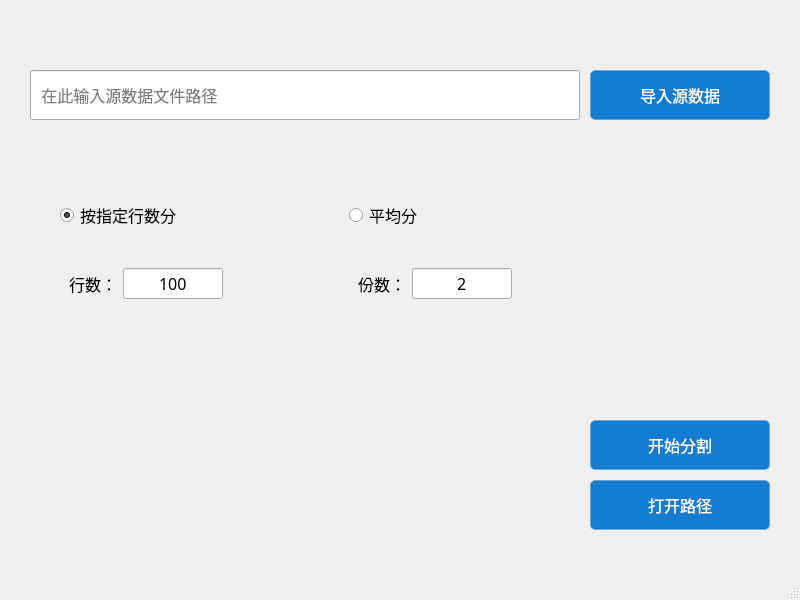
This is src/mainwindow.ui in llwj0303/SplitTXT as Qt 5 draws it before an edit. The edited form follows.
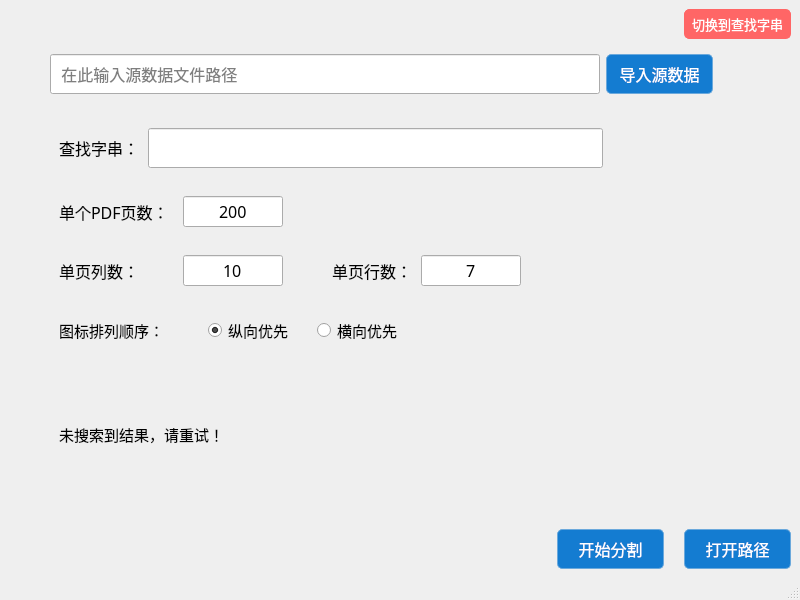
This is the edited form. Icons and pictures are not drawn.

What changed in the file:
```diff
--- a/src/mainwindow.ui
+++ b/src/mainwindow.ui
@@ -38,14 +38,115 @@
 }</string>
   </property>
   <widget class="QWidget" name="centralwidget">
+   <layout class="QVBoxLayout" name="verticalLayout_5">
+    <property name="leftMargin">
+     <number>50</number>
+    </property>
+    <item>
+     <widget class="QWidget" name="widget" native="true">
+      <property name="minimumSize">
+       <size>
+        <width>0</width>
+        <height>32</height>
+       </size>
+      </property>
+      <layout class="QHBoxLayout" name="horizontalLayout_9">
+       <property name="leftMargin">
+        <number>0</number>
+       </property>
+       <property name="topMargin">
+        <number>0</number>
+       </property>
+       <property name="rightMargin">
+        <number>0</number>
+       </property>
+       <property name="bottomMargin">
+        <number>9</number>
+       </property>
+       <item>
+        <spacer name="horizontalSpacer_10">
+         <property name="orientation">
+          <enum>Qt::Horizontal</enum>
+         </property>
+         <property name="sizeHint" stdset="0">
+          <size>
+           <width>617</width>
+           <height>20</height>
+          </size>
+         </property>
+        </spacer>
+       </item>
+       <item>
+        <widget class="QPushButton" name="switchBtn">
+         <property name="minimumSize">
+          <size>
+           <width>107</width>
+           <height>30</height>
+          </size>
+         </property>
+         <property name="maximumSize">
+          <size>
+           <width>150</width>
+           <height>30</height>
+          </size>
+         </property>
+         <property name="font">
+          <font>
+           <family>微软雅黑</family>
+           <pointsize>10</pointsize>
+          </font>
+         </property>
+         <property name="styleSheet">
+          <string notr="true">.QPushButton#switchBtn{
+        border-style: none;
+        border: 1px solid #ff6666;
+        color: #FFFFFF;
+        padding: 5px;
+        border-radius:5px;
+        background: #ff6666;
+		min-width: 95px;
+}
+
+.QPushButton:hover#switchBtn{
+        background: #ff5566;
+}
+
+.QPushButton:pressed#switchBtn{
+        background: #ff5555;
+}
+
+.QPushButton:disabled#switchBtn{
+        border: 1px solid #ffcccc;
+        background: #ffcccc;
+}</string>
+         </property>
+         <property name="text">
+          <string>切换到查找字串</string>
+         </property>
+         <property name="icon">
+          <iconset resource="qrc.qrc">
+           <normaloff>:/icon/switch.png</normaloff>:/icon/switch.png</iconset>
+         </property>
+        </widget>
+       </item>
+      </layout>
+     </widget>
+    </item>
+    <item>
+     <layout class="QHBoxLayout" name="horizontalLayout_6">
+      <item>
    <widget class="QLineEdit" name="lineEdit_txt">
-    <property name="geometry">
-     <rect>
-      <x>30</x>
-      <y>70</y>
+        <property name="minimumSize">
+         <size>
       <width>550</width>
-      <height>50</height>
-     </rect>
+          <height>40</height>
+         </size>
+        </property>
+        <property name="maximumSize">
+         <size>
+          <width>550</width>
+          <height>40</height>
+         </size>
     </property>
     <property name="font">
      <font>
@@ -63,25 +164,19 @@
      <string>  在此输入源数据文件路径</string>
     </property>
    </widget>
+      </item>
+      <item>
    <widget class="QPushButton" name="openFileBtn">
-    <property name="geometry">
-     <rect>
-      <x>590</x>
-      <y>70</y>
-      <width>180</width>
-      <height>50</height>
-     </rect>
-    </property>
     <property name="minimumSize">
      <size>
-      <width>180</width>
-      <height>0</height>
+          <width>107</width>
+          <height>40</height>
      </size>
     </property>
     <property name="maximumSize">
      <size>
-      <width>180</width>
-      <height>16777215</height>
+          <width>150</width>
+          <height>40</height>
      </size>
     </property>
     <property name="font">
@@ -94,78 +189,34 @@
      <string>导入源数据</string>
     </property>
    </widget>
-   <widget class="QPushButton" name="startSplitBtn">
-    <property name="geometry">
-     <rect>
-      <x>590</x>
-      <y>420</y>
-      <width>180</width>
-      <height>50</height>
-     </rect>
-    </property>
-    <property name="minimumSize">
+      </item>
+      <item>
+       <spacer name="horizontalSpacer_11">
+        <property name="orientation">
+         <enum>Qt::Horizontal</enum>
+        </property>
+        <property name="sizeHint" stdset="0">
      <size>
-      <width>180</width>
-      <height>0</height>
-     </size>
-    </property>
-    <property name="maximumSize">
-     <size>
-      <width>180</width>
-      <height>16777215</height>
-     </size>
-    </property>
-    <property name="font">
-     <font>
-      <family>微软雅黑</family>
-      <pointsize>12</pointsize>
-     </font>
-    </property>
-    <property name="text">
-     <string>开始分割</string>
-    </property>
-   </widget>
-   <widget class="QPushButton" name="openURL">
-    <property name="geometry">
-     <rect>
-      <x>590</x>
-      <y>480</y>
-      <width>180</width>
-      <height>50</height>
-     </rect>
-    </property>
-    <property name="minimumSize">
-     <size>
-      <width>180</width>
-      <height>0</height>
-     </size>
-    </property>
-    <property name="maximumSize">
-     <size>
-      <width>180</width>
-      <height>16777215</height>
-     </size>
-    </property>
-    <property name="font">
-     <font>
-      <family>微软雅黑</family>
-      <pointsize>12</pointsize>
-     </font>
-    </property>
-    <property name="text">
-     <string>打开路径</string>
-    </property>
-   </widget>
-   <widget class="QWidget" name="">
-    <property name="geometry">
-     <rect>
-      <x>60</x>
-      <y>200</y>
-      <width>571</width>
-      <height>131</height>
-     </rect>
-    </property>
+          <width>40</width>
+          <height>20</height>
+         </size>
+        </property>
+       </spacer>
+      </item>
+     </layout>
+    </item>
+    <item>
+     <widget class="QStackedWidget" name="stackedWidget">
+      <property name="currentIndex">
+       <number>1</number>
+      </property>
+      <widget class="QWidget" name="page">
+       <layout class="QVBoxLayout" name="verticalLayout_4">
+        <item>
     <layout class="QHBoxLayout" name="horizontalLayout_3">
+          <property name="topMargin">
+           <number>50</number>
+          </property>
      <item>
       <layout class="QVBoxLayout" name="verticalLayout">
        <item>
@@ -347,8 +398,502 @@
        </item>
       </layout>
      </item>
-    </layout>
-   </widget>
+          <item>
+           <spacer name="horizontalSpacer_8">
+            <property name="orientation">
+             <enum>Qt::Horizontal</enum>
+            </property>
+            <property name="sizeHint" stdset="0">
+             <size>
+              <width>40</width>
+              <height>20</height>
+             </size>
+            </property>
+           </spacer>
+          </item>
+         </layout>
+        </item>
+        <item>
+         <spacer name="verticalSpacer_2">
+          <property name="orientation">
+           <enum>Qt::Vertical</enum>
+          </property>
+          <property name="sizeHint" stdset="0">
+           <size>
+            <width>20</width>
+            <height>212</height>
+           </size>
+          </property>
+         </spacer>
+        </item>
+       </layout>
+      </widget>
+      <widget class="QWidget" name="page_2">
+       <layout class="QVBoxLayout" name="verticalLayout_3">
+        <property name="spacing">
+         <number>9</number>
+        </property>
+        <item>
+         <layout class="QHBoxLayout" name="horizontalLayout_5">
+          <item>
+           <widget class="QLabel" name="label_5">
+            <property name="minimumSize">
+             <size>
+              <width>0</width>
+              <height>40</height>
+             </size>
+            </property>
+            <property name="font">
+             <font>
+              <family>微软雅黑</family>
+              <pointsize>12</pointsize>
+             </font>
+            </property>
+            <property name="text">
+             <string>查找字串：</string>
+            </property>
+           </widget>
+          </item>
+          <item>
+           <widget class="QLineEdit" name="lineEdit_searchStr">
+            <property name="minimumSize">
+             <size>
+              <width>455</width>
+              <height>40</height>
+             </size>
+            </property>
+            <property name="font">
+             <font>
+              <family>微软雅黑</family>
+              <pointsize>12</pointsize>
+             </font>
+            </property>
+            <property name="text">
+             <string/>
+            </property>
+            <property name="alignment">
+             <set>Qt::AlignLeading|Qt::AlignLeft|Qt::AlignVCenter</set>
+            </property>
+           </widget>
+          </item>
+          <item>
+           <spacer name="horizontalSpacer_4">
+            <property name="orientation">
+             <enum>Qt::Horizontal</enum>
+            </property>
+            <property name="sizeHint" stdset="0">
+             <size>
+              <width>40</width>
+              <height>20</height>
+             </size>
+            </property>
+           </spacer>
+          </item>
+         </layout>
+        </item>
+        <item>
+         <layout class="QHBoxLayout" name="horizontalLayout_10">
+          <item>
+           <widget class="QLabel" name="label_6">
+            <property name="minimumSize">
+             <size>
+              <width>115</width>
+              <height>0</height>
+             </size>
+            </property>
+            <property name="font">
+             <font>
+              <family>微软雅黑</family>
+              <pointsize>12</pointsize>
+             </font>
+            </property>
+            <property name="text">
+             <string>单个PDF页数：</string>
+            </property>
+           </widget>
+          </item>
+          <item>
+           <widget class="QLineEdit" name="lineEdit_pages">
+            <property name="minimumSize">
+             <size>
+              <width>100</width>
+              <height>30</height>
+             </size>
+            </property>
+            <property name="maximumSize">
+             <size>
+              <width>100</width>
+              <height>16777215</height>
+             </size>
+            </property>
+            <property name="font">
+             <font>
+              <family>微软雅黑</family>
+              <pointsize>12</pointsize>
+             </font>
+            </property>
+            <property name="text">
+             <string>200</string>
+            </property>
+            <property name="alignment">
+             <set>Qt::AlignCenter</set>
+            </property>
+           </widget>
+          </item>
+          <item>
+           <spacer name="horizontalSpacer_7">
+            <property name="orientation">
+             <enum>Qt::Horizontal</enum>
+            </property>
+            <property name="sizeHint" stdset="0">
+             <size>
+              <width>40</width>
+              <height>20</height>
+             </size>
+            </property>
+           </spacer>
+          </item>
+         </layout>
+        </item>
+        <item>
+         <layout class="QHBoxLayout" name="horizontalLayout_4">
+          <item>
+           <widget class="QLabel" name="label_3">
+            <property name="minimumSize">
+             <size>
+              <width>115</width>
+              <height>0</height>
+             </size>
+            </property>
+            <property name="font">
+             <font>
+              <family>微软雅黑</family>
+              <pointsize>12</pointsize>
+             </font>
+            </property>
+            <property name="text">
+             <string>单页列数：</string>
+            </property>
+           </widget>
+          </item>
+          <item>
+           <widget class="QLineEdit" name="lineEdit_columns">
+            <property name="minimumSize">
+             <size>
+              <width>100</width>
+              <height>30</height>
+             </size>
+            </property>
+            <property name="maximumSize">
+             <size>
+              <width>100</width>
+              <height>16777215</height>
+             </size>
+            </property>
+            <property name="font">
+             <font>
+              <family>微软雅黑</family>
+              <pointsize>12</pointsize>
+             </font>
+            </property>
+            <property name="text">
+             <string>10</string>
+            </property>
+            <property name="alignment">
+             <set>Qt::AlignCenter</set>
+            </property>
+           </widget>
+          </item>
+          <item>
+           <spacer name="horizontalSpacer_3">
+            <property name="orientation">
+             <enum>Qt::Horizontal</enum>
+            </property>
+            <property name="sizeType">
+             <enum>QSizePolicy::Fixed</enum>
+            </property>
+            <property name="sizeHint" stdset="0">
+             <size>
+              <width>40</width>
+              <height>20</height>
+             </size>
+            </property>
+           </spacer>
+          </item>
+          <item>
+           <widget class="QLabel" name="label_4">
+            <property name="font">
+             <font>
+              <family>微软雅黑</family>
+              <pointsize>12</pointsize>
+             </font>
+            </property>
+            <property name="text">
+             <string>单页行数：</string>
+            </property>
+           </widget>
+          </item>
+          <item>
+           <widget class="QLineEdit" name="lineEdit_rows">
+            <property name="minimumSize">
+             <size>
+              <width>100</width>
+              <height>30</height>
+             </size>
+            </property>
+            <property name="maximumSize">
+             <size>
+              <width>100</width>
+              <height>16777215</height>
+             </size>
+            </property>
+            <property name="font">
+             <font>
+              <family>微软雅黑</family>
+              <pointsize>12</pointsize>
+             </font>
+            </property>
+            <property name="text">
+             <string>7</string>
+            </property>
+            <property name="alignment">
+             <set>Qt::AlignCenter</set>
+            </property>
+           </widget>
+          </item>
+          <item>
+           <spacer name="horizontalSpacer_5">
+            <property name="orientation">
+             <enum>Qt::Horizontal</enum>
+            </property>
+            <property name="sizeHint" stdset="0">
+             <size>
+              <width>40</width>
+              <height>20</height>
+             </size>
+            </property>
+           </spacer>
+          </item>
+         </layout>
+        </item>
+        <item>
+         <layout class="QHBoxLayout" name="horizontalLayout_7">
+          <item>
+           <widget class="QLabel" name="label_13">
+            <property name="minimumSize">
+             <size>
+              <width>140</width>
+              <height>30</height>
+             </size>
+            </property>
+            <property name="maximumSize">
+             <size>
+              <width>140</width>
+              <height>30</height>
+             </size>
+            </property>
+            <property name="font">
+             <font>
+              <family>微软雅黑</family>
+              <pointsize>11</pointsize>
+             </font>
+            </property>
+            <property name="text">
+             <string>图标排列顺序：</string>
+            </property>
+           </widget>
+          </item>
+          <item>
+           <widget class="QRadioButton" name="verizonRB">
+            <property name="minimumSize">
+             <size>
+              <width>100</width>
+              <height>32</height>
+             </size>
+            </property>
+            <property name="font">
+             <font>
+              <family>微软雅黑</family>
+              <pointsize>11</pointsize>
+             </font>
+            </property>
+            <property name="text">
+             <string>纵向优先</string>
+            </property>
+            <property name="checked">
+             <bool>true</bool>
+            </property>
+           </widget>
+          </item>
+          <item>
+           <widget class="QRadioButton" name="horizonRB">
+            <property name="minimumSize">
+             <size>
+              <width>100</width>
+              <height>32</height>
+             </size>
+            </property>
+            <property name="font">
+             <font>
+              <family>微软雅黑</family>
+              <pointsize>11</pointsize>
+             </font>
+            </property>
+            <property name="text">
+             <string>横向优先</string>
+            </property>
+            <property name="checked">
+             <bool>false</bool>
+            </property>
+           </widget>
+          </item>
+          <item>
+           <spacer name="horizontalSpacer_6">
+            <property name="orientation">
+             <enum>Qt::Horizontal</enum>
+            </property>
+            <property name="sizeHint" stdset="0">
+             <size>
+              <width>40</width>
+              <height>20</height>
+             </size>
+            </property>
+           </spacer>
+          </item>
+         </layout>
+        </item>
+        <item>
+         <spacer name="verticalSpacer_4">
+          <property name="orientation">
+           <enum>Qt::Vertical</enum>
+          </property>
+          <property name="sizeType">
+           <enum>QSizePolicy::Fixed</enum>
+          </property>
+          <property name="sizeHint" stdset="0">
+           <size>
+            <width>20</width>
+            <height>40</height>
+           </size>
+          </property>
+         </spacer>
+        </item>
+        <item>
+         <widget class="QLabel" name="label_result">
+          <property name="minimumSize">
+           <size>
+            <width>140</width>
+            <height>40</height>
+           </size>
+          </property>
+          <property name="maximumSize">
+           <size>
+            <width>16777215</width>
+            <height>40</height>
+           </size>
+          </property>
+          <property name="font">
+           <font>
+            <family>微软雅黑</family>
+            <pointsize>11</pointsize>
+           </font>
+          </property>
+          <property name="text">
+           <string>未搜索到结果，请重试！</string>
+          </property>
+         </widget>
+        </item>
+        <item>
+         <spacer name="verticalSpacer_3">
+          <property name="orientation">
+           <enum>Qt::Vertical</enum>
+          </property>
+          <property name="sizeType">
+           <enum>QSizePolicy::Preferred</enum>
+          </property>
+          <property name="sizeHint" stdset="0">
+           <size>
+            <width>20</width>
+            <height>40</height>
+           </size>
+          </property>
+         </spacer>
+        </item>
+       </layout>
+      </widget>
+     </widget>
+    </item>
+    <item>
+     <layout class="QHBoxLayout" name="horizontalLayout_8">
+      <property name="spacing">
+       <number>20</number>
+      </property>
+      <item>
+       <spacer name="horizontalSpacer_9">
+        <property name="orientation">
+         <enum>Qt::Horizontal</enum>
+        </property>
+        <property name="sizeHint" stdset="0">
+         <size>
+          <width>40</width>
+          <height>20</height>
+         </size>
+        </property>
+       </spacer>
+      </item>
+      <item>
+       <widget class="QPushButton" name="startBtn">
+        <property name="minimumSize">
+         <size>
+          <width>107</width>
+          <height>40</height>
+         </size>
+        </property>
+        <property name="maximumSize">
+         <size>
+          <width>40</width>
+          <height>16777215</height>
+         </size>
+        </property>
+        <property name="font">
+         <font>
+          <family>微软雅黑</family>
+          <pointsize>12</pointsize>
+         </font>
+        </property>
+        <property name="text">
+         <string>开始分割</string>
+        </property>
+       </widget>
+      </item>
+      <item>
+       <widget class="QPushButton" name="openDir">
+        <property name="minimumSize">
+         <size>
+          <width>107</width>
+          <height>40</height>
+         </size>
+        </property>
+        <property name="maximumSize">
+         <size>
+          <width>40</width>
+          <height>16777215</height>
+         </size>
+        </property>
+        <property name="font">
+         <font>
+          <family>微软雅黑</family>
+          <pointsize>12</pointsize>
+         </font>
+        </property>
+        <property name="text">
+         <string>打开路径</string>
+        </property>
+       </widget>
+      </item>
+     </layout>
+    </item>
+   </layout>
   </widget>
   <widget class="QMenuBar" name="menubar">
    <property name="geometry">
```
Left out of the diff: 4 changed lines with no effect on the pictures. Lines whose indentation alone changed are shown as unchanged.
